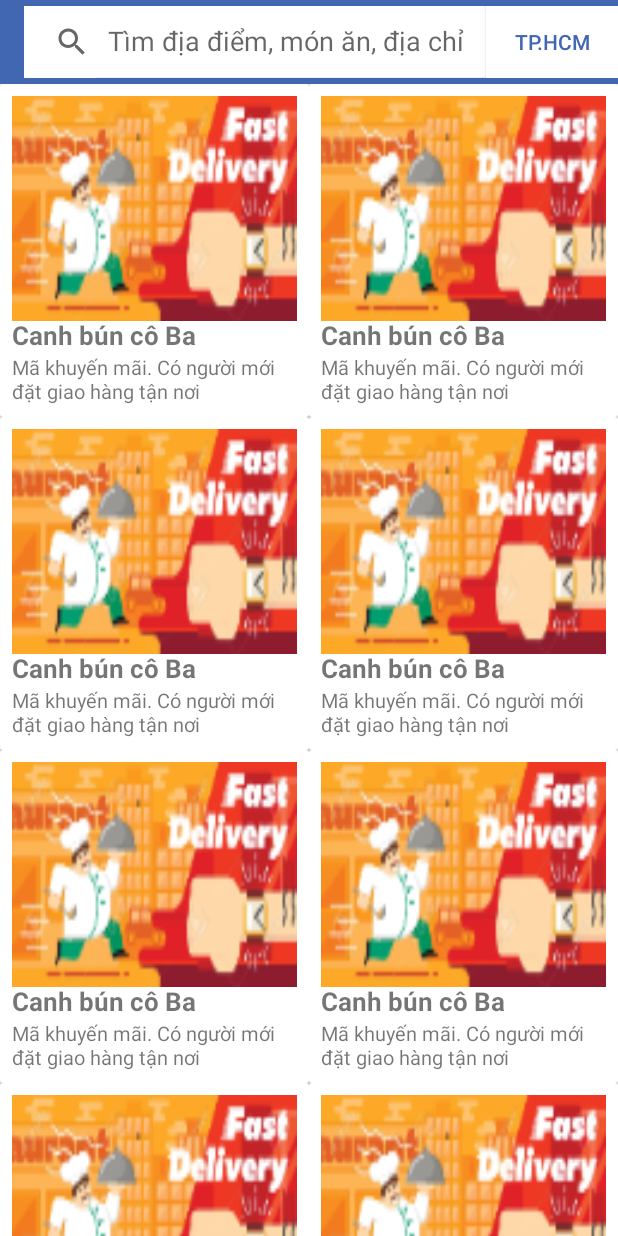
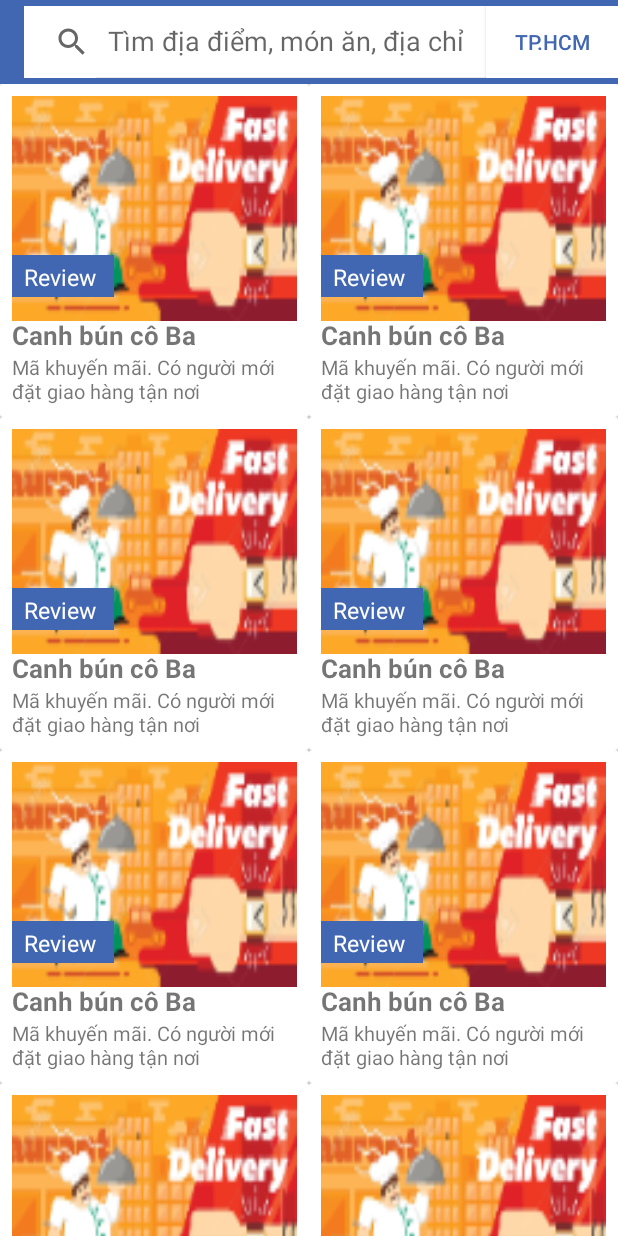
Before and after one commit to trongtran178/food_delivery, an Android app: the screen it shows after launch (SearchActivity), on a phone screen of 412 x 824 dp. Run offline under Robolectric (Android 15) with nearby library versions, the phone set to English and light mode, and no system bars.

Commit message:
Fix label

```diff
--- a/app/src/main/res/layout/restaurant_item.xml
+++ b/app/src/main/res/layout/restaurant_item.xml
@@ -15,17 +15,28 @@
             android:id="@+id/imagewithlabel"
             android:layout_width="match_parent"
             android:layout_height="wrap_content"
+            android:orientation="vertical"
             android:paddingBottom="56dp"
             app:layout_constraintTop_toTopOf="@id/imagewithlabel">
-            android:layout_width="match_parent"
-            android:layout_height="150dp"
             >
 
             <ImageView
                 android:layout_width="match_parent"
                 android:layout_height="150dp"
                 android:scaleType="fitXY"
-                android:src="@mipmap/capture"></ImageView>
+                android:src="@mipmap/capture" />
+
+            <TextView
+                android:layout_width="wrap_content"
+                android:layout_height="28dp"
+                android:layout_marginTop="-44dp"
+                android:background="@color/blue"
+                android:text="Review "
+                android:textColor="@color/white"
+                android:paddingVertical="4dp"
+                android:paddingHorizontal="8dp"
+                android:textSize="15dp" />
+
         </LinearLayout>
 
         <LinearLayout
@@ -39,11 +50,11 @@
             <TextView
                 android:id="@+id/title"
                 android:layout_width="match_parent"
-                android:textStyle="bold"
+                android:layout_height="wrap_content"
+                android:text="Canh bún cô Ba"
+
                 android:textSize="17dp"
-
-                android:layout_height="wrap_content"
-                android:text="Canh bún cô Ba"></TextView>
+                android:textStyle="bold"></TextView>
 
             <TextView
                 android:id="@+id/subtitle"
@@ -51,9 +62,8 @@
                 android:layout_width="match_parent"
                 android:layout_height="wrap_content"
                 android:text="Mã khuyến mãi. Có người mới đặt giao hàng tận nơi"
-                android:textStyle="normal"
                 android:textSize="13dp"
-                ></TextView>
+                android:textStyle="normal"></TextView>
 
         </LinearLayout>
     </androidx.constraintlayout.widget.ConstraintLayout>
```
